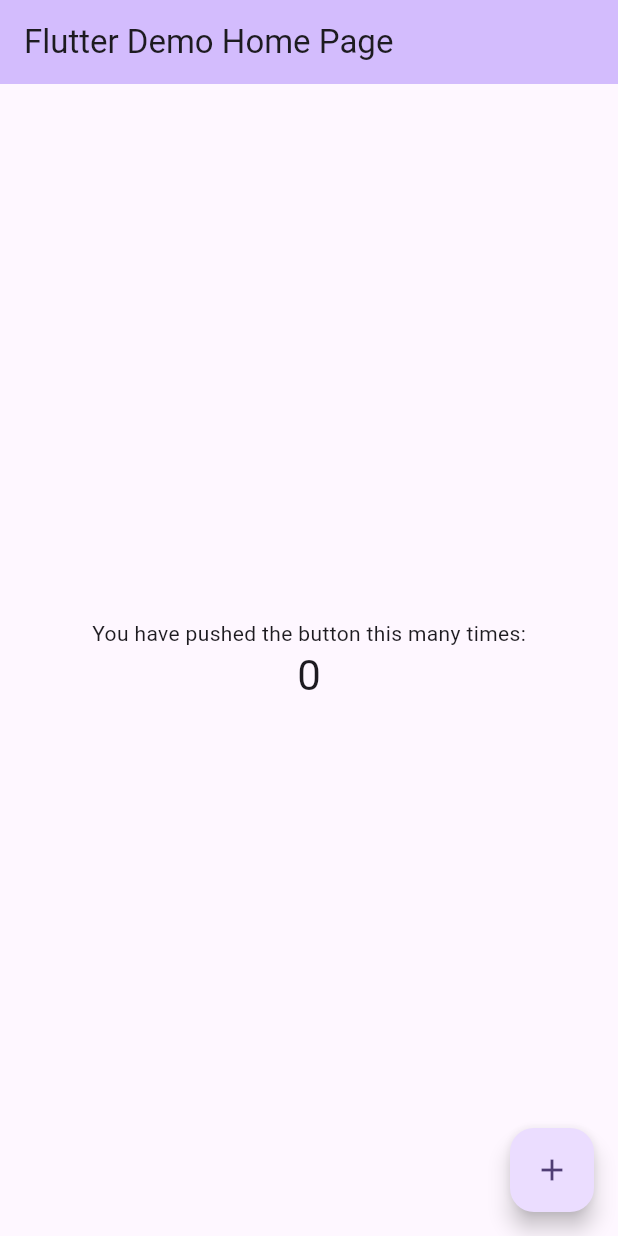
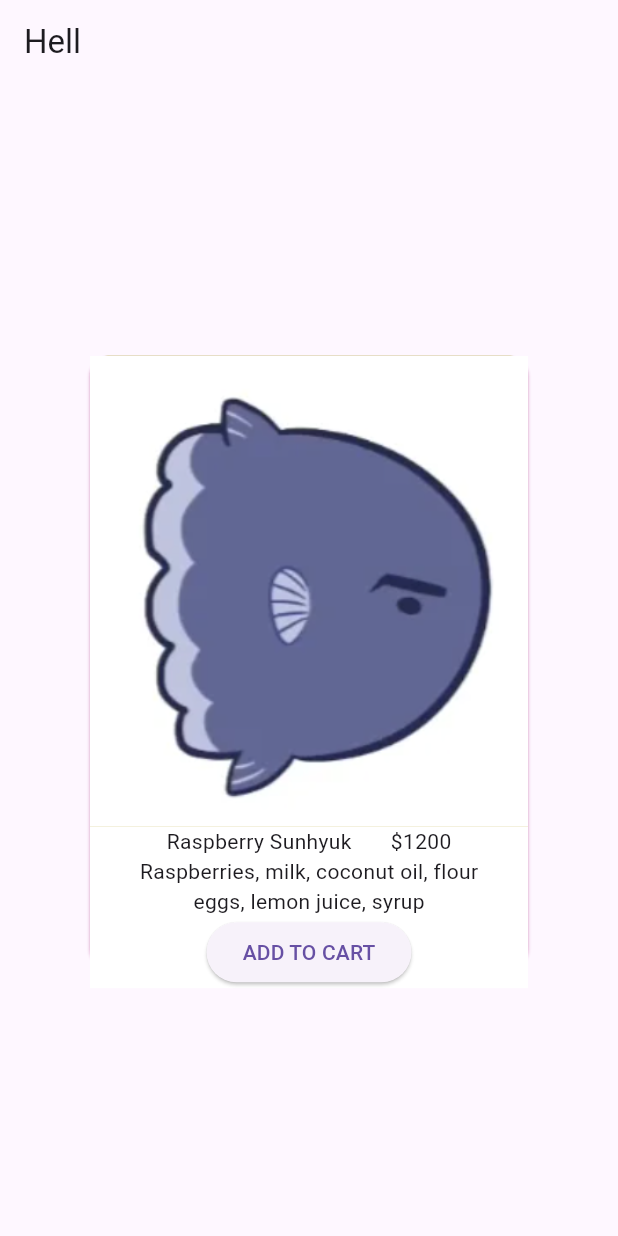
Before and after one commit to ClaireQi1684/MedMinder, a Flutter app: the screen it shows after launch, on a phone screen of 412 x 824 dp. Run offline on Flutter 3.47's test engine with Material 3 defaults, Android fonts, the phone set to English and light mode, and no system bars.

Commit message:
card exercise thing based on video

```diff
--- a/med_minder/analysis_options.yaml
+++ b/med_minder/analysis_options.yaml
@@ -14,6 +14,7 @@ analyzer:
     - build/**
     - android/**
     - ios/**
+    - web/**
 
 linter:
   # The lint rules applied to this project can be customized in the
--- a/med_minder/lib/main.dart
+++ b/med_minder/lib/main.dart
@@ -1,122 +1,47 @@
 import 'package:flutter/material.dart';
 
 void main() {
-  runApp(const MyApp());
-}
-
-class MyApp extends StatelessWidget {
-  const MyApp({super.key});
-
-  // This widget is the root of your application.
-  @override
-  Widget build(BuildContext context) {
-    return MaterialApp(
-      title: 'Flutter Demo',
-      theme: ThemeData(
-        // This is the theme of your application.
-        //
-        // TRY THIS: Try running your application with "flutter run". You'll see
-        // the application has a purple toolbar. Then, without quitting the app,
-        // try changing the seedColor in the colorScheme below to Colors.green
-        // and then invoke "hot reload" (save your changes or press the "hot
-        // reload" button in a Flutter-supported IDE, or press "r" if you used
-        // the command line to start the app).
-        //
-        // Notice that the counter didn't reset back to zero; the application
-        // state is not lost during the reload. To reset the state, use hot
-        // restart instead.
-        //
-        // This works for code too, not just values: Most code changes can be
-        // tested with just a hot reload.
-        colorScheme: .fromSeed(seedColor: Colors.deepPurple),
-      ),
-      home: const MyHomePage(title: 'Flutter Demo Home Page'),
-    );
-  }
-}
-
-class MyHomePage extends StatefulWidget {
-  const MyHomePage({super.key, required this.title});
-
-  // This widget is the home page of your application. It is stateful, meaning
-  // that it has a State object (defined below) that contains fields that affect
-  // how it looks.
-
-  // This class is the configuration for the state. It holds the values (in this
-  // case the title) provided by the parent (in this case the App widget) and
-  // used by the build method of the State. Fields in a Widget subclass are
-  // always marked "final".
-
-  final String title;
-
-  @override
-  State<MyHomePage> createState() => _MyHomePageState();
-}
-
-class _MyHomePageState extends State<MyHomePage> {
-  int _counter = 0;
-
-  void _incrementCounter() {
-    setState(() {
-      // This call to setState tells the Flutter framework that something has
-      // changed in this State, which causes it to rerun the build method below
-      // so that the display can reflect the updated values. If we changed
-      // _counter without calling setState(), then the build method would not be
-      // called again, and so nothing would appear to happen.
-      _counter++;
-    });
-  }
-
-  @override
-  Widget build(BuildContext context) {
-    // This method is rerun every time setState is called, for instance as done
-    // by the _incrementCounter method above.
-    //
-    // The Flutter framework has been optimized to make rerunning build methods
-    // fast, so that you can just rebuild anything that needs updating rather
-    // than having to individually change instances of widgets.
-    return Scaffold(
-      appBar: AppBar(
-        // TRY THIS: Try changing the color here to a specific color (to
-        // Colors.amber, perhaps?) and trigger a hot reload to see the AppBar
-        // change color while the other colors stay the same.
-        backgroundColor: Theme.of(context).colorScheme.inversePrimary,
-        // Here we take the value from the MyHomePage object that was created by
-        // the App.build method, and use it to set our appbar title.
-        title: Text(widget.title),
-      ),
-      body: Center(
-        // Center is a layout widget. It takes a single child and positions it
-        // in the middle of the parent.
-        child: Column(
-          // Column is also a layout widget. It takes a list of children and
-          // arranges them vertically. By default, it sizes itself to fit its
-          // children horizontally, and tries to be as tall as its parent.
-          //
-          // Column has various properties to control how it sizes itself and
-          // how it positions its children. Here we use mainAxisAlignment to
-          // center the children vertically; the main axis here is the vertical
-          // axis because Columns are vertical (the cross axis would be
-          // horizontal).
-          //
-          // TRY THIS: Invoke "debug painting" (choose the "Toggle Debug Paint"
-          // action in the IDE, or press "p" in the console), to see the
-          // wireframe for each widget.
-          mainAxisAlignment: .center,
-          children: [
-            const Text('You have pushed the button this many times:'),
-            Text(
-              '$_counter',
-              style: Theme.of(context).textTheme.headlineMedium,
+  runApp(
+    MaterialApp(
+      home: Scaffold(
+        appBar: AppBar(title: Text("Hell")),
+        body: Center(
+          child: Container(
+            width: 300,
+            height: 413.7,
+            child: Card(
+              color: const Color.fromARGB(255, 188, 173, 57),
+              shadowColor: const Color.fromARGB(255, 255, 0, 170),
+              child: Column(
+                mainAxisAlignment: MainAxisAlignment.start,
+                crossAxisAlignment: CrossAxisAlignment.center,
+                children: [
+                  Image.asset("assets/sunhyuk.png", fit: BoxFit.scaleDown),
+                  Container(
+                    width: 300,
+                    color: Colors.white,
+                    child: Column(
+                      children: [
+                        Center(child: Text("Raspberry Sunhyuk       \$1200")),
+                        Text("Raspberries, milk, coconut oil, flour"),
+                        Text("eggs, lemon juice, syrup"),
+                        Center(
+                          child: ElevatedButton(
+                            child: Text("ADD TO CART"),
+                            onPressed: () {
+                              print("added raspberry sunhyuk to cart");
+                            },
+                          ),
+                        ),
+                      ],
+                    ),
+                  ),
+                ],
+              ),
             ),
-          ],
+          ),
         ),
       ),
-      floatingActionButton: FloatingActionButton(
-        onPressed: _incrementCounter,
-        tooltip: 'Increment',
-        child: const Icon(Icons.add),
-      ),
-    );
-  }
+    ),
+  );
 }
--- a/med_minder/pubspec.yaml
+++ b/med_minder/pubspec.yaml
@@ -58,9 +58,8 @@ flutter:
   uses-material-design: true
 
   # To add assets to your application, add an assets section, like this:
-  # assets:
-  #   - images/a_dot_burr.jpeg
-  #   - images/a_dot_ham.jpeg
+  assets:
+    - assets/
 
   # An image asset can refer to one or more resolution-specific "variants", see
   # https://flutter.dev/to/resolution-aware-images
```
Also changed, not shown: med_minder/assets/Sea-Bunny.png (added), med_minder/assets/Squid-MeltingOne.png (added), med_minder/assets/Squid-Neutral-CorruptionTwo.png (added), med_minder/assets/sunhyuk.png (added), 10 other files.
